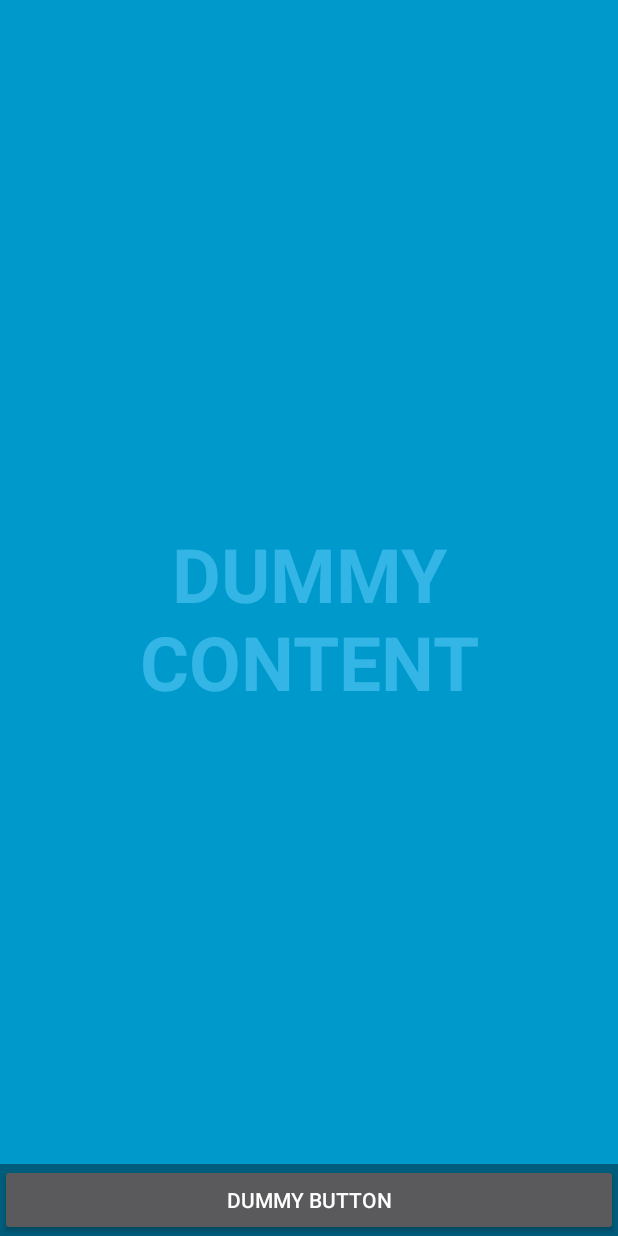
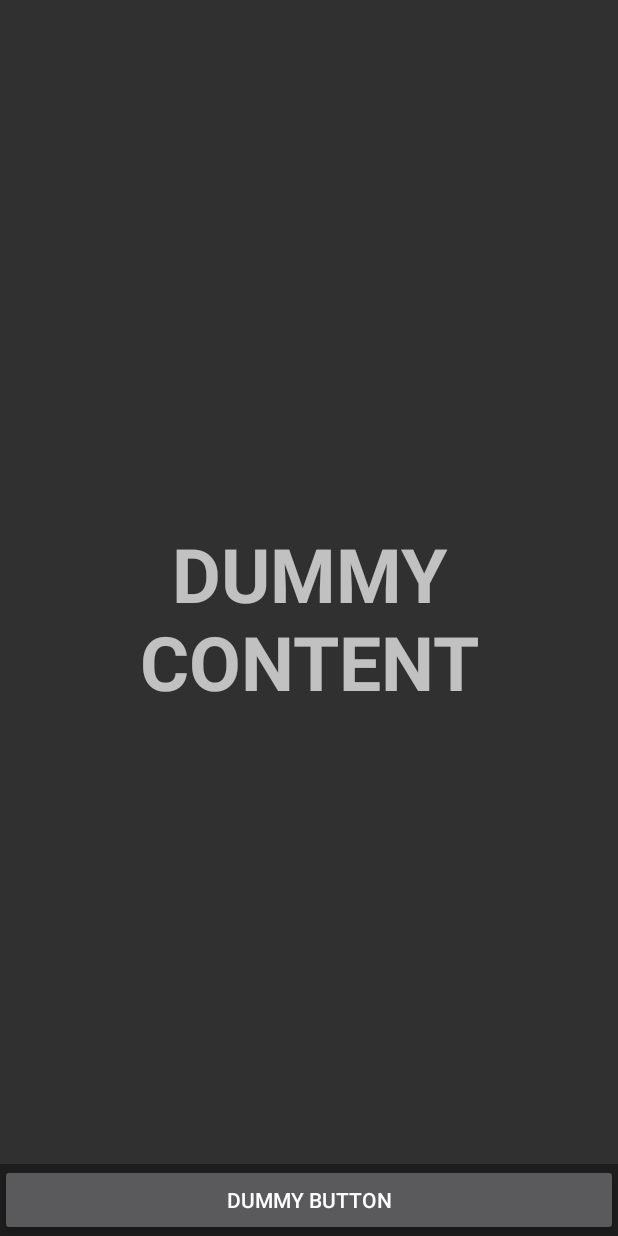
Before and after one commit to choochootrain/zen-timer, an Android app: the layout activity_timer.xml on its own in the app's theme, with its tools: preview values and no code run, on a phone screen of 412 x 824 dp. Run offline under Robolectric (Android 15) with nearby library versions, the phone set to English and light mode, and no system bars.

Commit message:
use default holo colors

```diff
--- a/zentimer/src/main/res/layout/activity_timer.xml
+++ b/zentimer/src/main/res/layout/activity_timer.xml
@@ -2,7 +2,6 @@
     xmlns:tools="http://schemas.android.com/tools"
     android:layout_width="match_parent"
     android:layout_height="match_parent"
-    android:background="#0099cc"
     tools:context="com.choochootrain.zentimer.TimerActivity">
 
     <!-- The primary full-screen view. This can be replaced with whatever view
@@ -12,7 +11,6 @@
         android:layout_width="match_parent"
         android:layout_height="match_parent"
         android:keepScreenOn="true"
-        android:textColor="#33b5e5"
         android:textStyle="bold"
         android:textSize="50sp"
         android:gravity="center"
```
